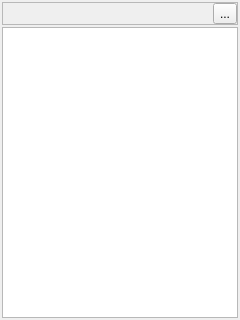
The window that src/AutoBatchScheduler/statusarea/statuswidget.ui (karakirimu/AutoBatchTools) describes before a commit, drawn with Qt 5.
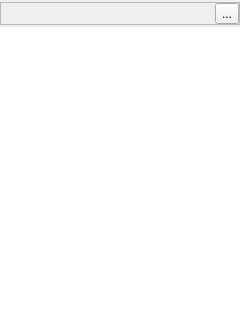
The same window after the commit. Icons and pictures are not drawn. Custom widgets are drawn as their Qt base class.

```diff
--- a/src/AutoBatchScheduler/statusarea/statuswidget.ui
+++ b/src/AutoBatchScheduler/statusarea/statuswidget.ui
@@ -18,16 +18,16 @@
     <number>2</number>
    </property>
    <property name="leftMargin">
-    <number>2</number>
+    <number>0</number>
    </property>
    <property name="topMargin">
     <number>2</number>
    </property>
    <property name="rightMargin">
-    <number>2</number>
+    <number>0</number>
    </property>
    <property name="bottomMargin">
-    <number>2</number>
+    <number>0</number>
    </property>
    <item>
     <widget class="QFrame" name="frame">
@@ -81,10 +81,21 @@
     </widget>
    </item>
    <item>
-    <widget class="QListWidget" name="listWidget"/>
+    <widget class="ProcessShowTable" name="enabledTableWidget">
+     <property name="frameShape">
+      <enum>QFrame::NoFrame</enum>
+     </property>
+    </widget>
    </item>
   </layout>
  </widget>
+ <customwidgets>
+  <customwidget>
+   <class>ProcessShowTable</class>
+   <extends>QTableWidget</extends>
+   <header>processshowtable.h</header>
+  </customwidget>
+ </customwidgets>
  <resources>
   <include location="../../res/resources.qrc"/>
   <include location="../../res/resources.qrc"/>
```
Left out of the diff: 16 changed lines with no effect on the pictures.
